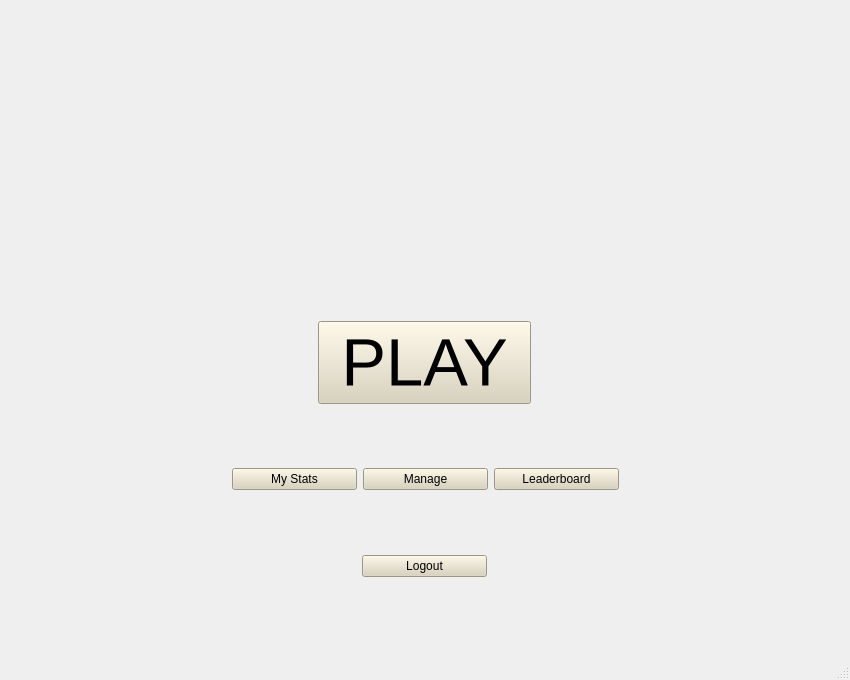
Before: the Qt Designer form mainwindow.ui in nphelpsiv/Education-App, drawn with Qt 5.
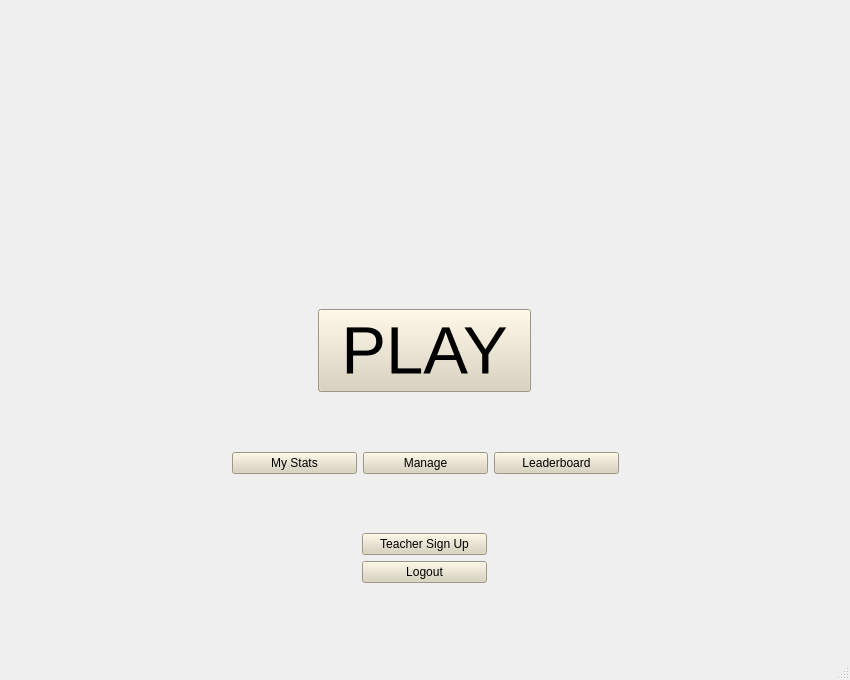
After: the same form once the commit is applied. The open tabs and pages were chosen to show the change. Icons and pictures are not drawn.

Commit message: Added a teacher sign up button to teacher accounts that only let teacher's sign up other teachers (Use the master teacher to add first class). Manage page only shows students with the same class code along with ananalytics page. Changed linux DBC to updated server methods, but haven't tested.

```diff
--- a/mainwindow.ui
+++ b/mainwindow.ui
@@ -1785,7 +1785,7 @@
           </property>
          </spacer>
         </item>
-        <item alignment="Qt::AlignHCenter|Qt::AlignVCenter">
+        <item>
          <widget class="QLabel" name="gameTitleLabel">
           <property name="sizePolicy">
            <sizepolicy hsizetype="Expanding" vsizetype="Expanding">
@@ -1953,6 +1953,31 @@
           </property>
          </spacer>
         </item>
+        <item alignment="Qt::AlignHCenter">
+         <widget class="QPushButton" name="signUpTeacherPushButton">
+          <property name="sizePolicy">
+           <sizepolicy hsizetype="Minimum" vsizetype="Fixed">
+            <horstretch>0</horstretch>
+            <verstretch>0</verstretch>
+           </sizepolicy>
+          </property>
+          <property name="minimumSize">
+           <size>
+            <width>125</width>
+            <height>0</height>
+           </size>
+          </property>
+          <property name="maximumSize">
+           <size>
+            <width>125</width>
+            <height>29</height>
+           </size>
+          </property>
+          <property name="text">
+           <string>Teacher Sign Up</string>
+          </property>
+         </widget>
+        </item>
         <item alignment="Qt::AlignHCenter">
          <widget class="QPushButton" name="logOutPushButton">
           <property name="minimumSize">
@@ -1961,6 +1986,12 @@
             <height>0</height>
            </size>
           </property>
+          <property name="maximumSize">
+           <size>
+            <width>125</width>
+            <height>29</height>
+           </size>
+          </property>
           <property name="text">
            <string>Logout</string>
           </property>
```
Left out of the diff: 78 changed lines with no effect on the pictures. The commit also changes 6 other files.
